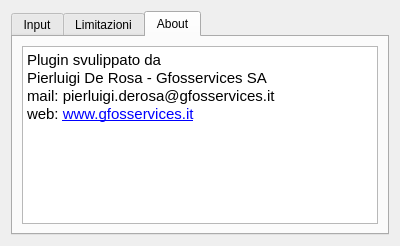
First picture: the form in qras_dialog_base.ui, repository pierluigiderosa/Qgis2Ras, before the edit.
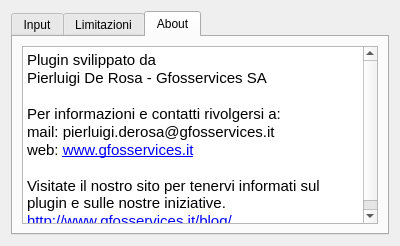
Second picture: the form after the edit. The open tabs and pages were chosen to show the change.

```diff
--- a/qras_dialog_base.ui
+++ b/qras_dialog_base.ui
@@ -148,10 +148,15 @@
 &lt;html&gt;&lt;head&gt;&lt;meta name=&quot;qrichtext&quot; content=&quot;1&quot; /&gt;&lt;style type=&quot;text/css&quot;&gt;
 p, li { white-space: pre-wrap; }
 &lt;/style&gt;&lt;/head&gt;&lt;body style=&quot; font-family:'Ubuntu'; font-size:11pt; font-weight:400; font-style:normal;&quot;&gt;
-&lt;p style=&quot; margin-top:0px; margin-bottom:0px; margin-left:0px; margin-right:0px; -qt-block-indent:0; text-indent:0px;&quot;&gt;Plugin svulippato da &lt;/p&gt;
+&lt;p style=&quot; margin-top:0px; margin-bottom:0px; margin-left:0px; margin-right:0px; -qt-block-indent:0; text-indent:0px;&quot;&gt;Plugin svilippato da &lt;/p&gt;
 &lt;p style=&quot; margin-top:0px; margin-bottom:0px; margin-left:0px; margin-right:0px; -qt-block-indent:0; text-indent:0px;&quot;&gt;Pierluigi De Rosa - Gfosservices SA&lt;/p&gt;
+&lt;p style=&quot;-qt-paragraph-type:empty; margin-top:0px; margin-bottom:0px; margin-left:0px; margin-right:0px; -qt-block-indent:0; text-indent:0px;&quot;&gt;&lt;br /&gt;&lt;/p&gt;
+&lt;p style=&quot; margin-top:0px; margin-bottom:0px; margin-left:0px; margin-right:0px; -qt-block-indent:0; text-indent:0px;&quot;&gt;Per informazioni e contatti rivolgersi a:&lt;/p&gt;
 &lt;p style=&quot; margin-top:0px; margin-bottom:0px; margin-left:0px; margin-right:0px; -qt-block-indent:0; text-indent:0px;&quot;&gt;mail: pierluigi.derosa@gfosservices.it&lt;/p&gt;
-&lt;p style=&quot; margin-top:0px; margin-bottom:0px; margin-left:0px; margin-right:0px; -qt-block-indent:0; text-indent:0px;&quot;&gt;web: &lt;a href=&quot;www.gfosservices.it&quot;&gt;&lt;span style=&quot; text-decoration: underline; color:#0000ff;&quot;&gt;www.gfosservices.it&lt;/span&gt;&lt;/a&gt;&lt;/p&gt;&lt;/body&gt;&lt;/html&gt;</string>
+&lt;p style=&quot; margin-top:0px; margin-bottom:0px; margin-left:0px; margin-right:0px; -qt-block-indent:0; text-indent:0px;&quot;&gt;web: &lt;a href=&quot;www.gfosservices.it&quot;&gt;&lt;span style=&quot; text-decoration: underline; color:#0000ff;&quot;&gt;www.gfosservices.it&lt;/span&gt;&lt;/a&gt;&lt;/p&gt;
+&lt;p style=&quot;-qt-paragraph-type:empty; margin-top:0px; margin-bottom:0px; margin-left:0px; margin-right:0px; -qt-block-indent:0; text-indent:0px; text-decoration: underline; color:#0000ff;&quot;&gt;&lt;br /&gt;&lt;/p&gt;
+&lt;p style=&quot; margin-top:0px; margin-bottom:0px; margin-left:0px; margin-right:0px; -qt-block-indent:0; text-indent:0px;&quot;&gt;Visitate il nostro sito per tenervi informati sul plugin e sulle nostre iniziative.&lt;/p&gt;
+&lt;p style=&quot; margin-top:0px; margin-bottom:0px; margin-left:0px; margin-right:0px; -qt-block-indent:0; text-indent:0px;&quot;&gt;&lt;a href=&quot;www.gfosservices.it&quot;&gt;&lt;span style=&quot; text-decoration: underline; color:#0000ff;&quot;&gt;http://www.gfosservices.it/blog/&lt;/span&gt;&lt;/a&gt;&lt;/p&gt;&lt;/body&gt;&lt;/html&gt;</string>
          </property>
         </widget>
        </item>
```
